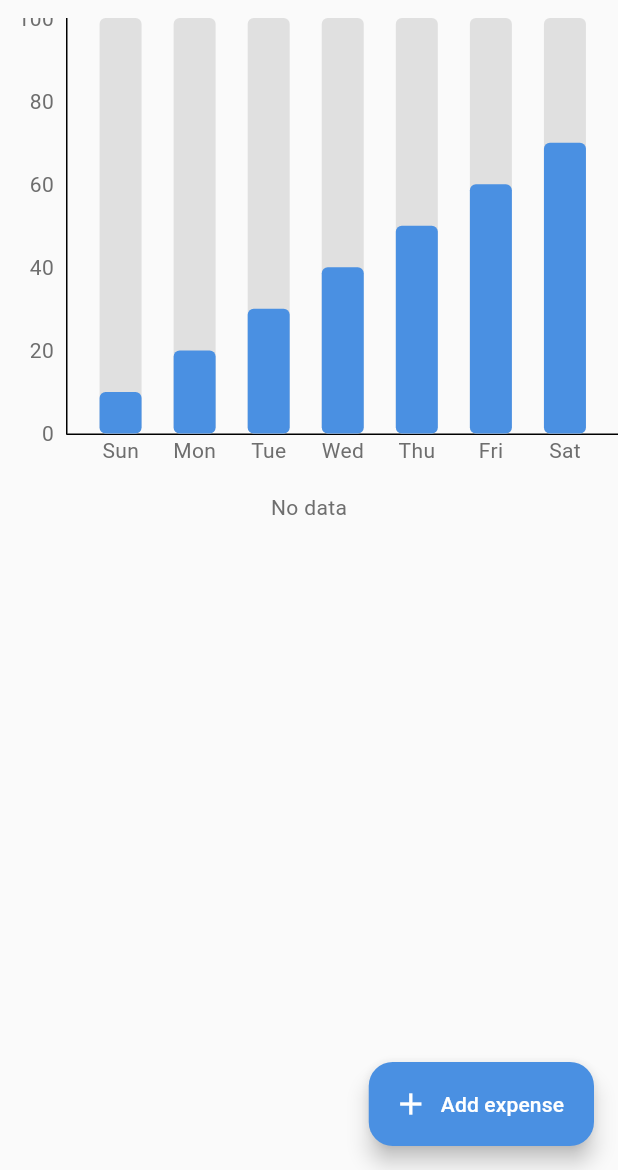
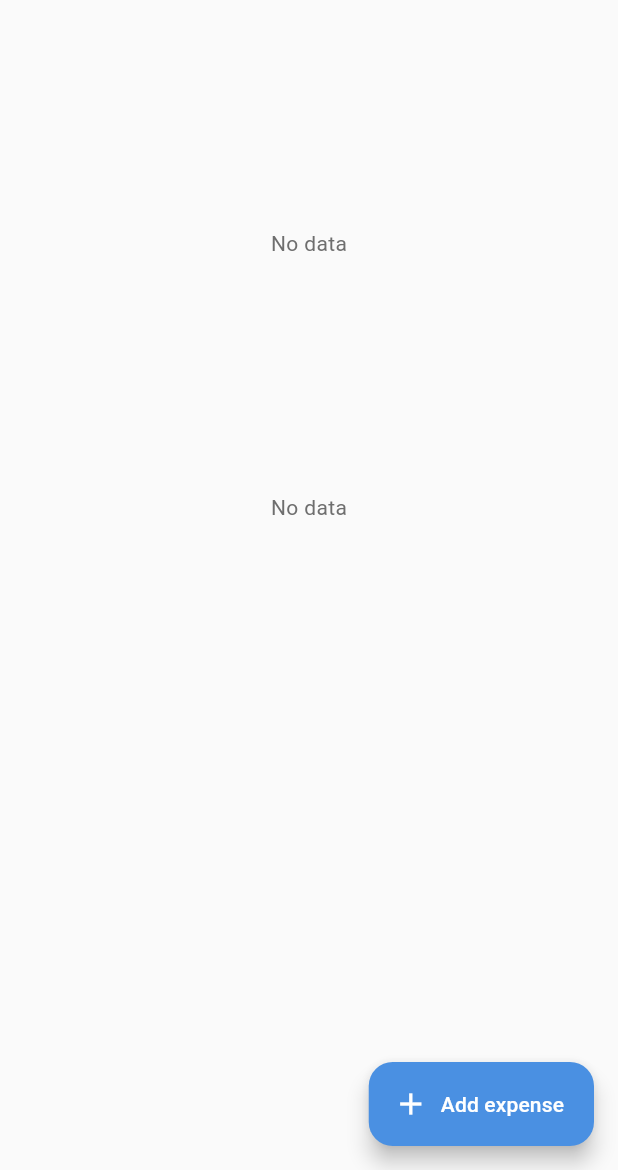
Before and after one commit to marufrobin/Minimal_Expense_Tracker, a Flutter app: the screen it shows after launch, on a phone screen of 412 x 824 dp, the part 66-1236 px from its top. Run offline on Flutter 3.47's test engine with Material 3 defaults, Android fonts, the light colour scheme and no system bars; drawn by our look-alikes of fl_chart; our stand-ins replace bloc, equatable, flutter_bloc, flutter_slidable, isar; accounts and stored records are empty; generated files the repository leaves out were written again.

Commit message:
Refactor ExpanseChartScreen: Integrate Bloc for state management and update chart data handling to reflect expenses dynamically

```diff
--- a/lib/screens/expanse_chart/expanse_chart.screen.dart
+++ b/lib/screens/expanse_chart/expanse_chart.screen.dart
@@ -1,5 +1,8 @@
 import 'package:fl_chart/fl_chart.dart';
 import 'package:flutter/material.dart';
+import 'package:flutter_bloc/flutter_bloc.dart';
+
+import '../../bloc/expanse_bloc/expanse_bloc.dart';
 
 class ExpanseChartScreen extends StatelessWidget {
   const ExpanseChartScreen({super.key});
@@ -9,36 +12,50 @@ class ExpanseChartScreen extends StatelessWidget {
     final theme = Theme.of(context);
     final height = MediaQuery.of(context).size.height;
     final width = MediaQuery.of(context).size.width;
-    final List<BarChartDataModel> data = [
-      BarChartDataModel(x: 0, y: 10),
-      BarChartDataModel(x: 1, y: 20),
-      BarChartDataModel(x: 2, y: 30),
-      BarChartDataModel(x: 3, y: 40),
-      BarChartDataModel(x: 4, y: 50),
-      BarChartDataModel(x: 5, y: 60),
-      BarChartDataModel(x: 6, y: 70),
-      // BarChartDataModel(x: 7, y: 80),
-      // BarChartDataModel(x: 8, y: 90),
-      // BarChartDataModel(x: 9, y: 100),
-      // BarChartDataModel(x: 9, y: 100),
-      // BarChartDataModel(x: 8, y: 90),
-      // BarChartDataModel(x: 7, y: 80),
-      // BarChartDataModel(x: 6, y: 70),
-      // BarChartDataModel(x: 5, y: 60),
-      // BarChartDataModel(x: 4, y: 50),
-      // BarChartDataModel(x: 3, y: 40),
-      // BarChartDataModel(x: 2, y: 30),
-      // BarChartDataModel(x: 1, y: 20),
-      // BarChartDataModel(x: 0, y: 10),
-    ];
+    // final List<BarChartDataModel> data = [
+    //   BarChartDataModel(x: 0, y: 10),
+    //   BarChartDataModel(x: 1, y: 20),
+    //   BarChartDataModel(x: 2, y: 30),
+    //   BarChartDataModel(x: 3, y: 40),
+    //   BarChartDataModel(x: 4, y: 50),
+    //   BarChartDataModel(x: 5, y: 60),
+    //   BarChartDataModel(x: 6, y: 70),
+    //   // BarChartDataModel(x: 7, y: 80),
+    //   // BarChartDataModel(x: 8, y: 90),
+    //   // BarChartDataModel(x: 9, y: 100),
+    //   // BarChartDataModel(x: 9, y: 100),
+    //   // BarChartDataModel(x: 8, y: 90),
+    //   // BarChartDataModel(x: 7, y: 80),
+    //   // BarChartDataModel(x: 6, y: 70),
+    //   // BarChartDataModel(x: 5, y: 60),
+    //   // BarChartDataModel(x: 4, y: 50),
+    //   // BarChartDataModel(x: 3, y: 40),
+    //   // BarChartDataModel(x: 2, y: 30),
+    //   // BarChartDataModel(x: 1, y: 20),
+    //   // BarChartDataModel(x: 0, y: 10),
+    // ];
 
     final double barWidth = 28;
     final double barsSpace = 16;
     return SizedBox(
       height: 300,
       width: width,
-      // width: (barWidth * data.length) + (barsSpace * (data.length - 1)),
-      child: BarChart(
+      child: BlocBuilder<ExpanseBloc, ExpanseState>(
+        builder: (context, state) {
+          if (state is ExpenseLoading) {
+            return const Center(child: CircularProgressIndicator());
+          } else if (state is ExpenseError) {
+            return const Center(child: Text('Error'));
+          } else if (state is ExpenseLoaded) {
+            final data = state.expenses
+                .map(
+                  (e) => BarChartDataModel(
+                    x: BarChartDataModel().daysNumber(e.dayName ?? ''),
+                    y: e.amount?.toDouble(),
+                  ),
+                )
+                .toList();
+            return BarChart(
               BarChartData(
                 barGroups: _barChartDataBuilder(
                   data: data,
@@ -52,6 +69,11 @@ class ExpanseChartScreen extends StatelessWidget {
                 /// Hides the chart background grid lines.
                 gridData: FlGridData(show: false),
               ),
+            );
+          } else {
+            return const Center(child: Text('No data'));
+          }
+        },
       ),
     );
   }
@@ -136,4 +158,26 @@ class BarChartDataModel {
         return '';
     }
   }
+
+  /// returns int from day name
+  int daysNumber(String day) {
+    switch (day) {
+      case 'Sun':
+        return 0;
+      case 'Mon':
+        return 1;
+      case 'Tue':
+        return 2;
+      case 'Wed':
+        return 3;
+      case 'Thu':
+        return 4;
+      case 'Fri':
+        return 5;
+      case 'Sat':
+        return 6;
+      default:
+        return 0;
     }
+  }
+}
```
Lines whose indentation alone changed are shown as unchanged.
